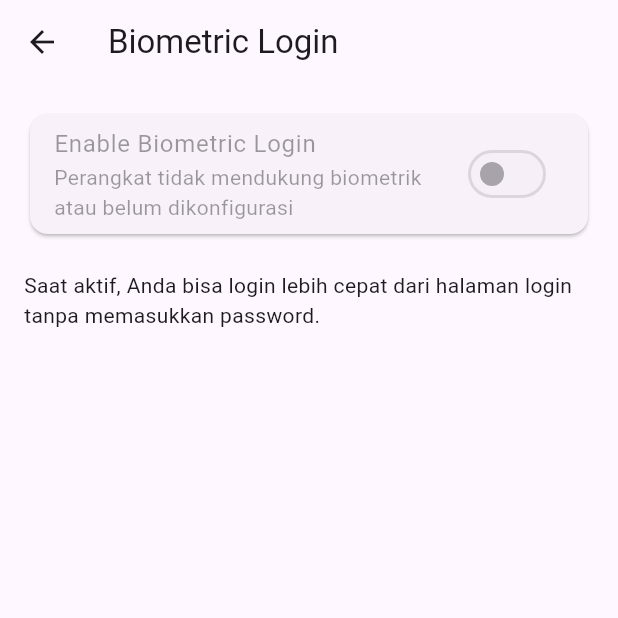
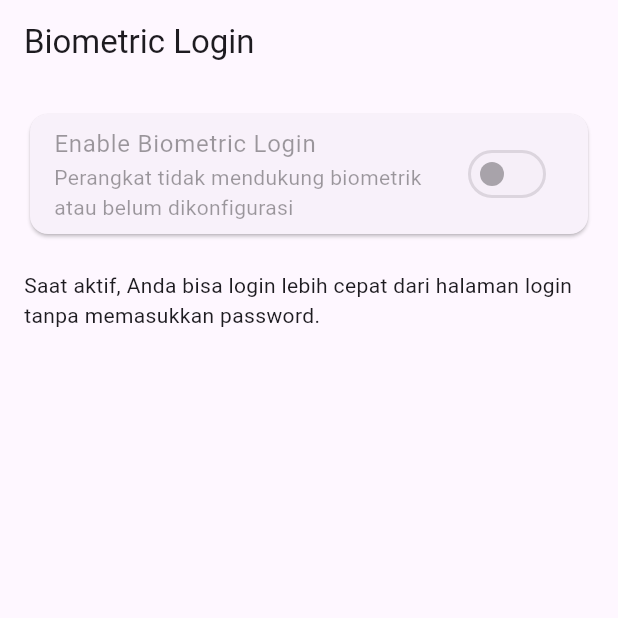
Before and after one commit to TheBinKingVII/khatorgame, a Flutter app: the ProfilePage screen opened by its route, after a tap on "Biometric Login", on a phone screen of 412 x 824 dp, the top half of it. Run offline on Flutter 3.47's test engine with Material 3 defaults, Android fonts, the phone set to English and light mode, and no system bars; our stand-ins replace dio, flutter_dotenv, flutter_local_notifications, flutter_map, flutter_timezone, geolocator and 10 more; missing offline and left inert: currency_converter, postgrest, proximity_sensor; accounts and stored records are empty; network calls fail.

Commit message:
rapihin profile page

```diff
--- a/lib/features/profile/presentation/pages/biometric_settings_page.dart
+++ b/lib/features/profile/presentation/pages/biometric_settings_page.dart
@@ -60,7 +60,10 @@ class _BiometricSettingsPageState extends State<BiometricSettingsPage> {
   @override
   Widget build(BuildContext context) {
     return Scaffold(
-      appBar: AppBar(title: const Text('Biometric Login')),
+      appBar: AppBar(
+        title: const Text('Biometric Login'),
+        automaticallyImplyLeading: false,
+      ),
       body: _checkingSupport
           ? const Center(child: CircularProgressIndicator())
           : Obx(() {
@@ -96,7 +99,8 @@ class _BiometricSettingsPageState extends State<BiometricSettingsPage> {
                     const Text(
                       'Profil belum tersedia. Buka ulang halaman setelah profil berhasil dimuat.',
                     ),
-                  if (_controller.biometricStatusMessage.value != null) ...<Widget>[
+                  if (_controller.biometricStatusMessage.value !=
+                      null) ...<Widget>[
                     const SizedBox(height: 8),
                     Text(_controller.biometricStatusMessage.value!),
                   ],
--- a/lib/features/profile/presentation/pages/notification_settings_page.dart
+++ b/lib/features/profile/presentation/pages/notification_settings_page.dart
@@ -16,7 +16,10 @@ class NotificationSettingsPage extends StatelessWidget {
       }
 
       return Scaffold(
-        appBar: AppBar(title: const Text('Notifications')),
+        appBar: AppBar(
+          title: const Text('Notifications'),
+          automaticallyImplyLeading: false,
+        ),
         body: ListView(
           padding: const EdgeInsets.all(16),
           children: <Widget>[
--- a/lib/features/profile/presentation/pages/profile_page.dart
+++ b/lib/features/profile/presentation/pages/profile_page.dart
@@ -139,18 +139,10 @@ class ProfilePage extends StatelessWidget {
             const ProfileMenuSection(
               children: <Widget>[
                 ProfileMenuTile(
-                  icon: Icons.contact_support_outlined,
-                  title: 'Contact Us',
+                  icon: Icons.privacy_tip_outlined,
+                  title: 'Testimonial',
                 ),
-                ProfileMenuTile(icon: Icons.help_outline, title: 'Get Help'),
-                ProfileMenuTile(
-                  icon: Icons.privacy_tip_outlined,
-                  title: 'Privacy Policy',
-                ),
-                ProfileMenuTile(
-                  icon: Icons.gpp_good_outlined,
-                  title: 'Terms & Conditions',
-                ),
+                ProfileMenuTile(icon: Icons.gpp_good_outlined, title: 'Advice'),
               ],
             ),
             Padding(
```
Also changed, not shown: lib/features/deals/presentation/pages/deals_detail_page.dart (+5 -2 lines).
